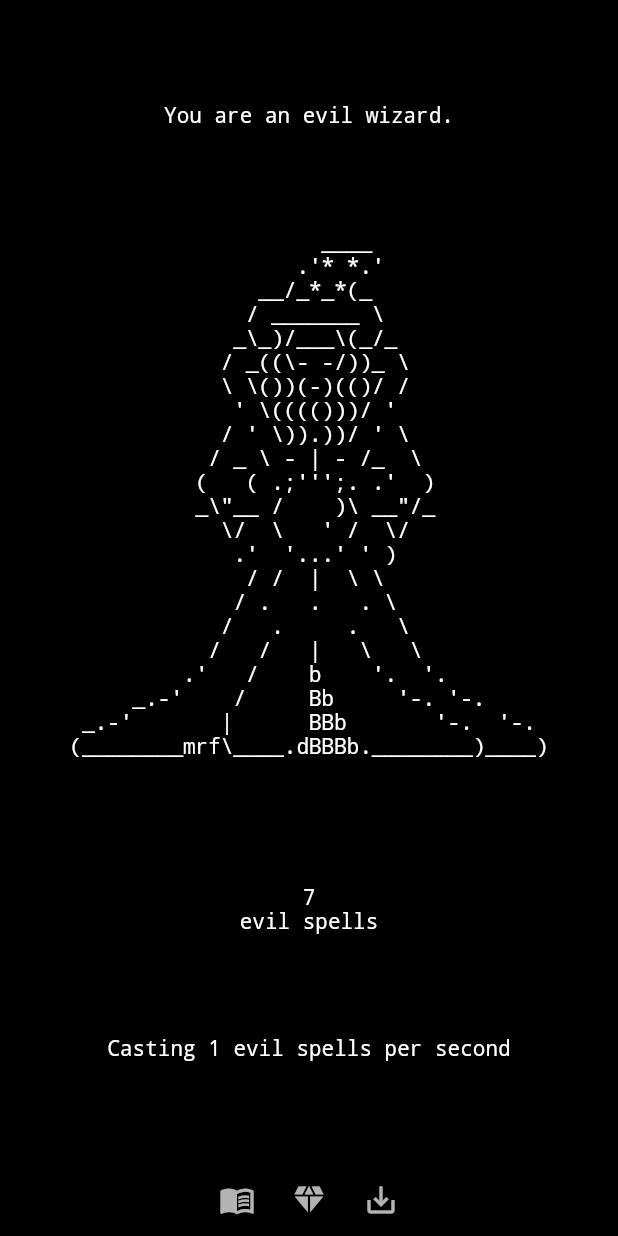
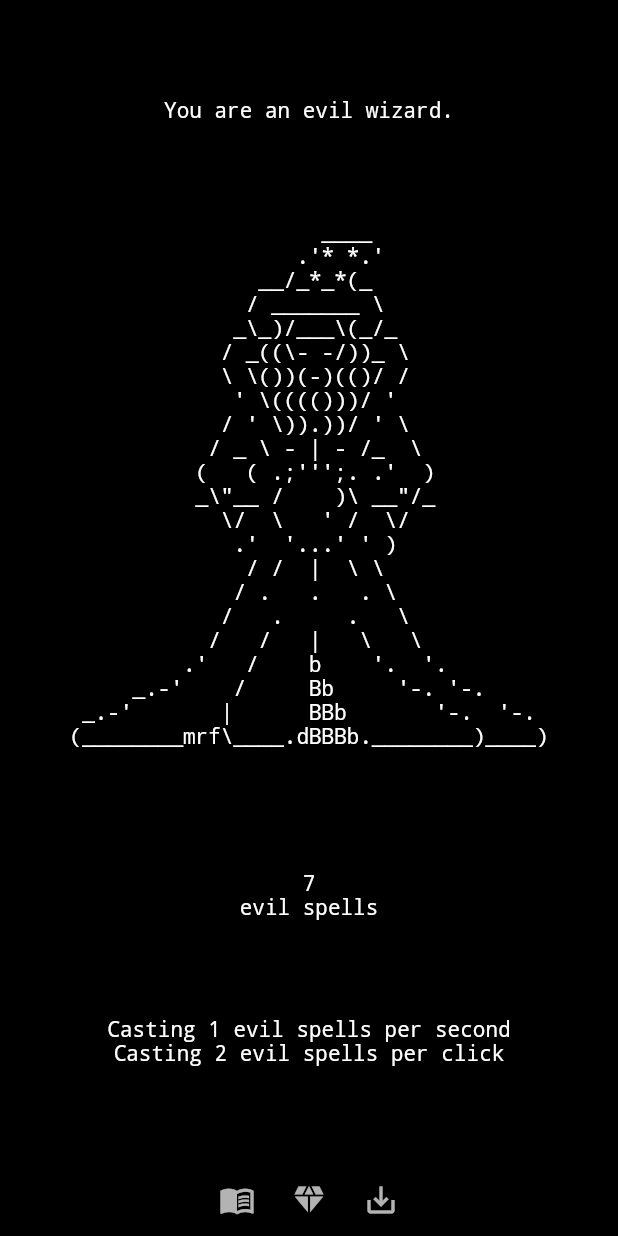
Before and after one commit to milorodrigues/evil_wizard_idle_game, a Flutter app: the screen it shows after launch, on a phone screen of 412 x 824 dp. Run offline on Flutter 3.47's test engine with Material 2 defaults, Android fonts, the phone set to English and light mode, and no system bars.

Commit message:
Basic clicking functionality

```diff
--- a/lib/main.dart
+++ b/lib/main.dart
@@ -68,11 +68,17 @@ class GameState {
   ValueNotifier<BigInt> get spells => _spells;
   final _gain = ValueNotifier<BigInt>(BigInt.from(1));
   ValueNotifier<BigInt> get gain => _gain;
+  final _perclick = ValueNotifier<BigInt>(BigInt.from(2));
+  ValueNotifier<BigInt> get perclick => _perclick;
 
   static Timer? _timer;
 
   void tick() {
     _spells.value += _gain.value;
+  }
+
+  void click() {
+    _spells.value += _perclick.value;
   }
 
   void increaseGain(BigInt increase) {
--- a/lib/src/pages/home.dart
+++ b/lib/src/pages/home.dart
@@ -15,17 +15,22 @@ class HomePage extends StatelessWidget {
       body: Center(
         child: Column(
           crossAxisAlignment: CrossAxisAlignment.center,
-          children: const [
-            Spacer(),
-            Text('You are an evil wizard.'),
-            Spacer(),
-            Text(Assets.asciiWizard),
-            Spacer(),
-            SpellsWidget(),
-            Spacer(),
-            IncreaseInfoWidget(),
-            Spacer(),
-            NavigationBarWidget()
+          children: [
+            const Spacer(),
+            const Text('You are an evil wizard.'),
+            const Spacer(),
+            InkWell(
+              onTap: () {
+                AppState.gameState.click();
+              },
+              child: const Text(Assets.asciiWizard),
+            ),
+            const Spacer(),
+            const SpellsWidget(),
+            const Spacer(),
+            const IncreaseInfoWidget(),
+            const Spacer(),
+            const NavigationBarWidget()
           ],
         ),
       ),
@@ -41,17 +46,15 @@ class SpellsWidget extends StatefulWidget {
 }
 
 class SpellsWidgetState extends State<SpellsWidget> {
-  final GameState _gameState = GameState();
-
   @override
   Widget build(BuildContext context) {
     return Column(
       crossAxisAlignment: CrossAxisAlignment.center,
       children: [
         ValueListenableBuilder(
-            valueListenable: _gameState.spells,
+            valueListenable: AppState.gameState.spells,
             builder: (context, value, widget) {
-              return Text(_gameState.spells.value.toString());
+              return Text(AppState.gameState.spells.value.toString());
             }),
         const Text('evil spells'),
       ],
@@ -67,17 +70,20 @@ class IncreaseInfoWidget extends StatefulWidget {
 }
 
 class IncreaseInfoWidgetState extends State<IncreaseInfoWidget> {
-  final GameState _gameState = GameState();
-
   @override
   Widget build(BuildContext context) {
     return Column(
       crossAxisAlignment: CrossAxisAlignment.center,
       children: [
         ValueListenableBuilder(
-            valueListenable: _gameState.gain,
+            valueListenable: AppState.gameState.gain,
             builder: (context, value, widget) {
-              return Text('Casting ${_gameState.gain.value} evil spells per second');
+              return Text('Casting ${AppState.gameState.gain.value} evil spells per second');
+            }),
+        ValueListenableBuilder(
+            valueListenable: AppState.gameState.perclick,
+            builder: (context, value, widget) {
+              return Text('Casting ${AppState.gameState.perclick.value} evil spells per click');
             }),
       ],
     );
```
